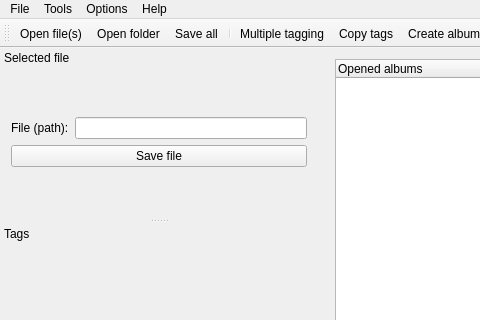
Qt form mainwindow.ui (amethystant/Qtag) before a commit; both pictures show x 0 to 480 and y 0 to 320 of the 987 by 643 pixel window.
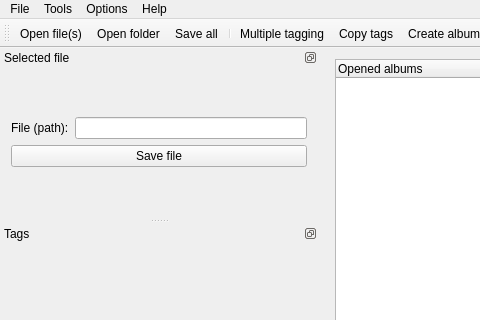
The same form after that commit. Icons and pictures are not drawn.

What changed in the file:
```diff
--- a/mainwindow.ui
+++ b/mainwindow.ui
@@ -135,7 +135,7 @@
     </size>
    </property>
    <property name="features">
-    <set>QDockWidget::DockWidgetMovable</set>
+    <set>QDockWidget::DockWidgetFloatable|QDockWidget::DockWidgetMovable</set>
    </property>
    <property name="allowedAreas">
     <set>Qt::LeftDockWidgetArea|Qt::RightDockWidgetArea</set>
@@ -186,7 +186,7 @@
     </size>
    </property>
    <property name="features">
-    <set>QDockWidget::DockWidgetMovable</set>
+    <set>QDockWidget::DockWidgetFloatable|QDockWidget::DockWidgetMovable</set>
    </property>
    <property name="allowedAreas">
     <set>Qt::LeftDockWidgetArea|Qt::RightDockWidgetArea</set>
```
